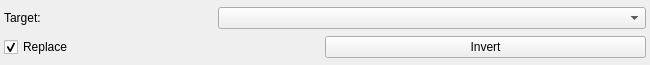
Before: the Qt Designer form src/Interface/ToolInterface/InvertToolInterface.ui in SCIInstitute/Seg3D, drawn with Qt 5.
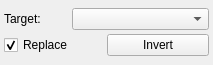
After: the same form once the commit is applied.

```diff
--- a/src/Interface/ToolInterface/InvertToolInterface.ui
+++ b/src/Interface/ToolInterface/InvertToolInterface.ui
@@ -6,7 +6,7 @@
    <rect>
     <x>0</x>
     <y>0</y>
-    <width>650</width>
+    <width>213</width>
     <height>65</height>
    </rect>
   </property>
@@ -31,22 +31,13 @@
   <property name="windowTitle">
    <string>Invert Tool</string>
   </property>
-  <layout class="QVBoxLayout" name="verticalLayout">
+  <layout class="QVBoxLayout" name="verticalLayout" stretch="1,1">
    <property name="spacing">
     <number>0</number>
    </property>
-   <property name="leftMargin">
+   <property name="margin">
     <number>4</number>
    </property>
-   <property name="topMargin">
-    <number>0</number>
-   </property>
-   <property name="rightMargin">
-    <number>4</number>
-   </property>
-   <property name="bottomMargin">
-    <number>0</number>
-   </property>
    <item>
     <layout class="QHBoxLayout" name="activeHLayout" stretch="1,2">
      <property name="spacing">
```
